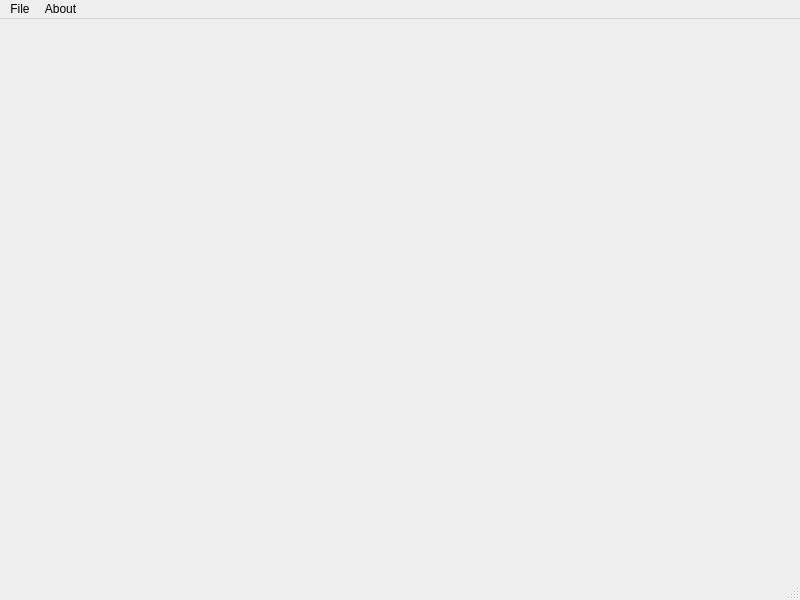
sergej-s/Fly, file ui.ui: the form before one commit.
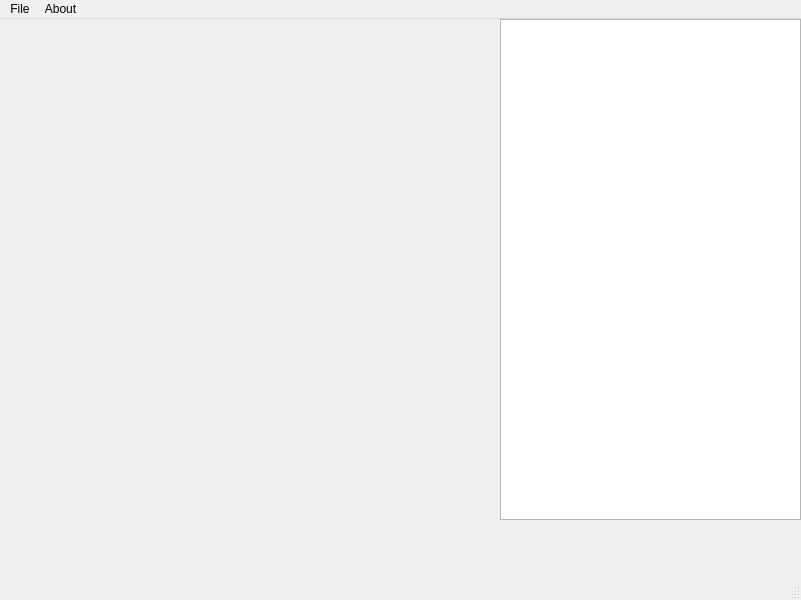
The form after the commit.

Patch:
```diff
--- a/ui.ui
+++ b/ui.ui
@@ -6,7 +6,7 @@
    <rect>
     <x>0</x>
     <y>0</y>
-    <width>800</width>
+    <width>801</width>
     <height>600</height>
    </rect>
   </property>
@@ -25,18 +25,33 @@
      <rect>
       <x>0</x>
       <y>0</y>
-      <width>801</width>
-      <height>491</height>
+      <width>500</width>
+      <height>500</height>
      </rect>
     </property>
    </widget>
+   <widget class="QWidget" name="verticalLayoutWidget">
+    <property name="geometry">
+     <rect>
+      <x>500</x>
+      <y>0</y>
+      <width>301</width>
+      <height>501</height>
+     </rect>
+    </property>
+    <layout class="QVBoxLayout" name="verticalLayout">
+     <item>
+      <widget class="QTextEdit" name="flyinfo_te"/>
+     </item>
+    </layout>
+   </widget>
   </widget>
   <widget class="QMenuBar" name="menubar">
    <property name="geometry">
     <rect>
      <x>0</x>
      <y>0</y>
-     <width>800</width>
+     <width>801</width>
      <height>31</height>
     </rect>
    </property>
```
